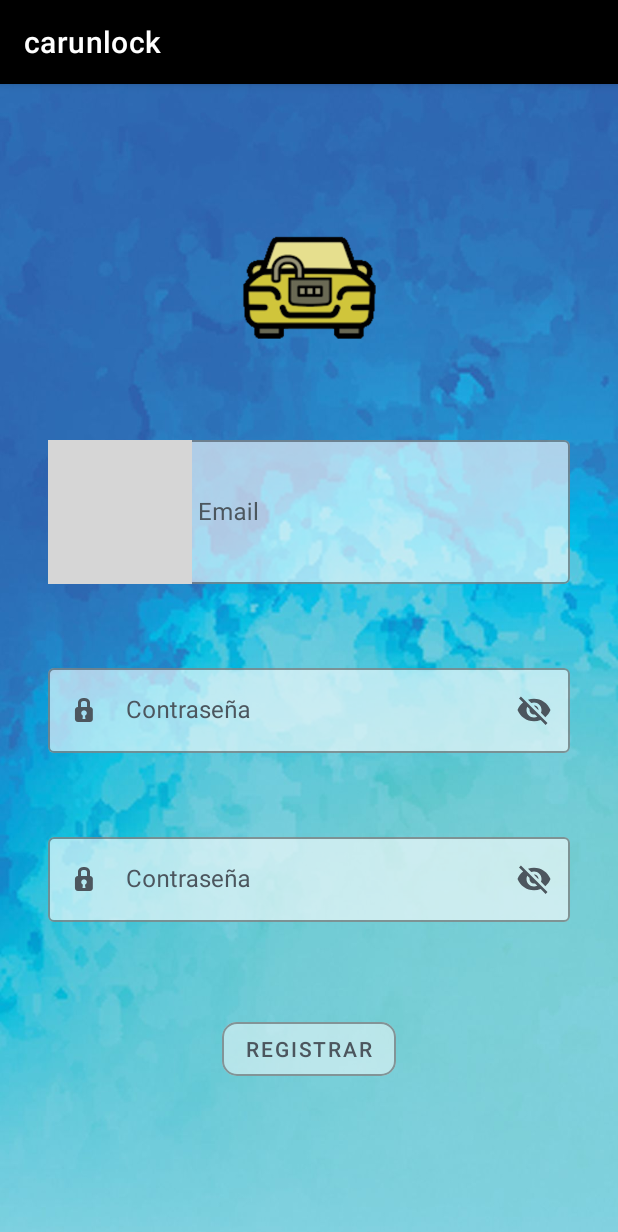
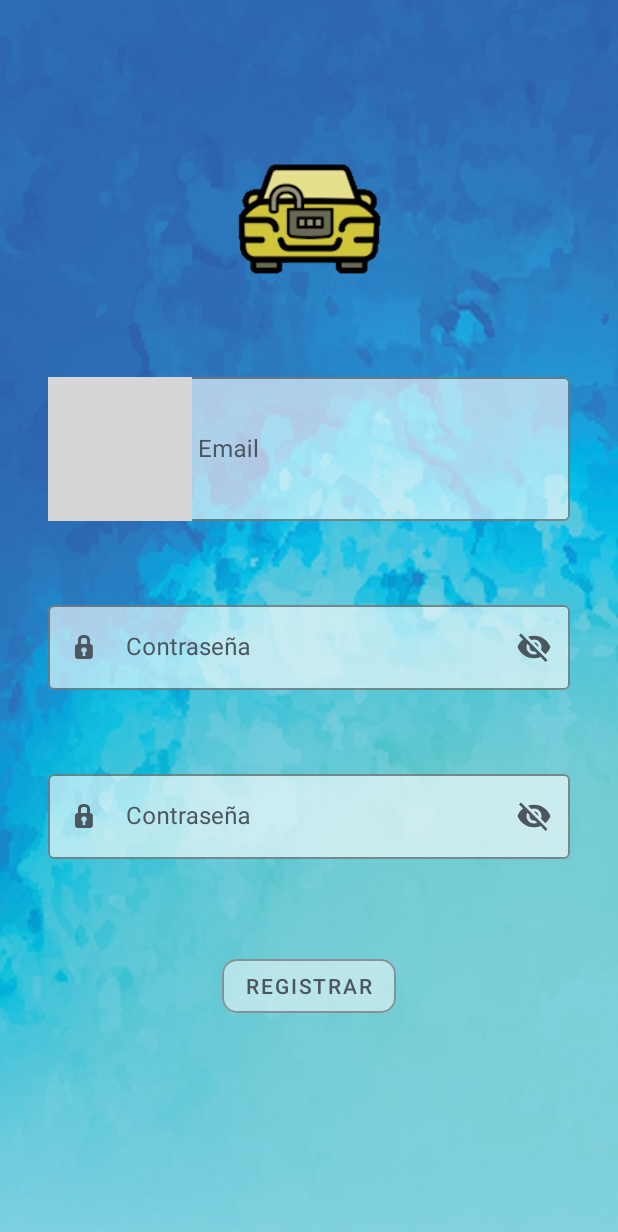
Before and after one commit to DaniPiMu/CarUnlock, an Android app: the screen it shows after launch (LoginMainActivity), after a tap on "¿No tienes cuenta? Registrate aquí", on a phone screen of 412 x 824 dp. Shown: the top 1232 px of the screen. Run offline under Robolectric (Android 15) with nearby library versions, the phone set to English and light mode, and no system bars; our stand-ins replace Firebase (no records; nobody signed in at launch, a user with empty details on screens opened directly); 2 other taps on this screen came first; grey boxes are pictures that could not be loaded.

Commit message:
Finally
a

```diff
--- a/app/build.gradle
+++ b/app/build.gradle
@@ -12,8 +12,8 @@ android {
         applicationId "com.project.carunlock"
         minSdk 21
         targetSdk 31
-        versionCode 1
-        versionName "1.0"
+        versionCode 7
+        versionName '7.0'
 
         testInstrumentationRunner "androidx.test.runner.AndroidJUnitRunner"
     }
--- a/app/src/main/res/layout/fragment_register.xml
+++ b/app/src/main/res/layout/fragment_register.xml
@@ -50,7 +50,10 @@
         app:layout_constraintTop_toBottomOf="@id/appIcon"
         android:textColorHint="#4c565e"
         app:endIconTint="#4c565e"
-        app:startIconTint="#4c565e">
+        app:startIconTint="#4c565e"
+
+        app:boxStrokeColor="@color/black"
+        app:hintTextColor="@color/black">
 
         <com.google.android.material.textfield.TextInputEditText
             android:id="@+id/emailText"
@@ -80,7 +83,10 @@
 
         android:textColorHint="#4c565e"
         app:endIconTint="#4c565e"
-        app:startIconTint="#4c565e">
+        app:startIconTint="#4c565e"
+
+        app:boxStrokeColor="@color/black"
+        app:hintTextColor="@color/black">
 
         <com.google.android.material.textfield.TextInputEditText
             android:id="@+id/password1Text"
@@ -110,7 +116,10 @@
 
         android:textColorHint="#4c565e"
         app:endIconTint="#4c565e"
-        app:startIconTint="#4c565e">
+        app:startIconTint="#4c565e"
+
+        app:boxStrokeColor="@color/black"
+        app:hintTextColor="@color/black">
 
         <com.google.android.material.textfield.TextInputEditText
             android:id="@+id/password2Text"
--- a/app/src/main/res/values/themes.xml
+++ b/app/src/main/res/values/themes.xml
@@ -1,6 +1,6 @@
 <resources xmlns:tools="http://schemas.android.com/tools">
     <!-- Base application theme. -->
-    <style name="Theme.Carunlock" parent="Theme.MaterialComponents.DayNight.DarkActionBar">
+    <style name="Theme.Carunlock" parent="Theme.MaterialComponents.DayNight.NoActionBar">
         <!-- Primary brand color. -->
         <item name="colorPrimary">@color/black</item>
         <item name="colorPrimaryVariant">@color/black</item>
```
Also changed, not shown: app/src/main/res/layout/fragment_login_screen.xml (+7 -2 lines), 1 other file.
